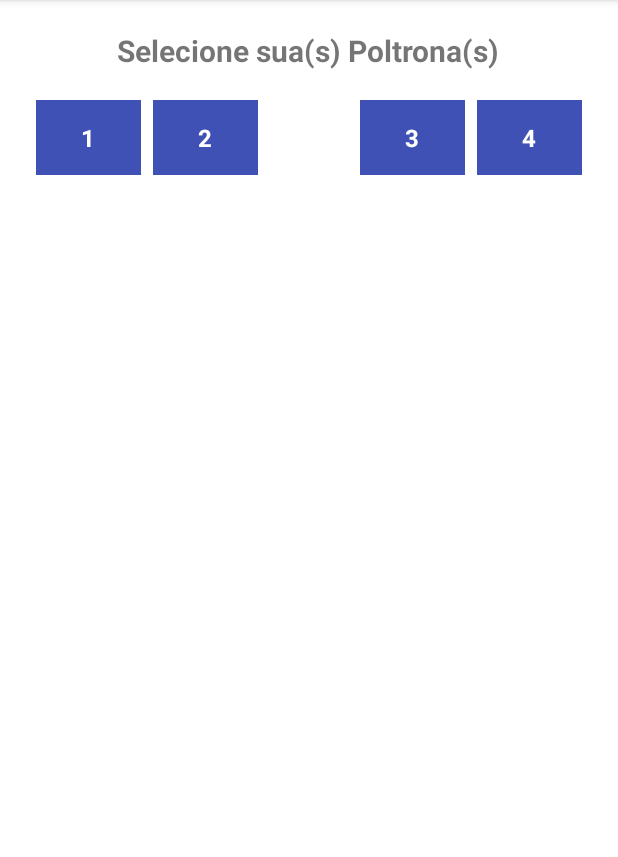
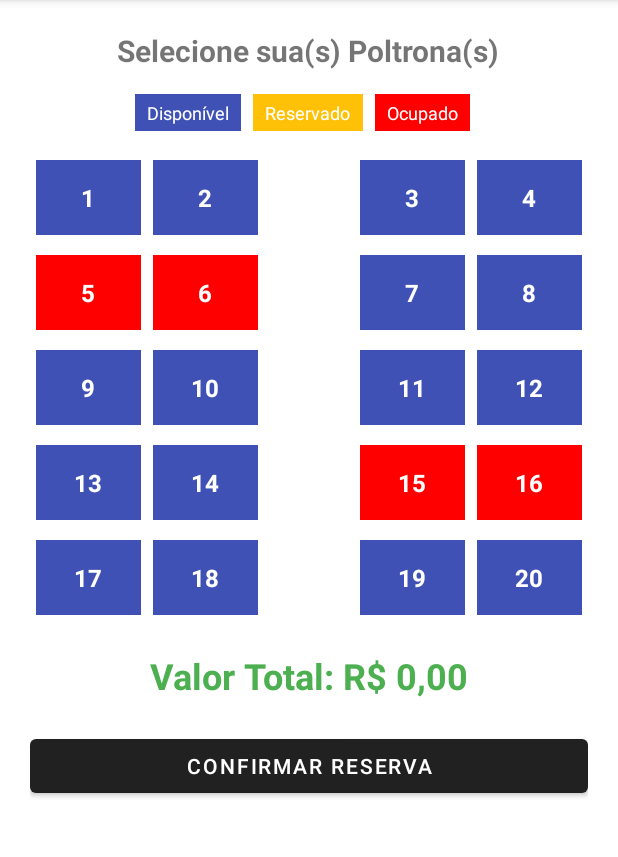
Before and after one commit to let-lucasOliveira/T1_Everson, an Android app: the PoltronaActivity screen opened directly, with no data from a screen before it, on a phone screen of 412 x 824 dp, the part 84-941 px from its top. Run offline under Robolectric (Android 15) with nearby library versions, the phone set to English and light mode, and no system bars.

Commit message:
🔧  Adjust table's rows

```diff
--- a/app/src/main/res/layout/activity_poltrona.xml
+++ b/app/src/main/res/layout/activity_poltrona.xml
@@ -14,51 +14,6 @@
         android:textStyle="bold"
         android:layout_marginBottom="15dp"/>
 
-    <TableLayout
-        android:layout_width="wrap_content"
-        android:layout_height="wrap_content"
-        android:stretchColumns="*">
-
-        <TableRow android:gravity="center_horizontal" android:layout_marginBottom="5dp">
-            <TextView style="@style/Poltrona" android:id="@+id/tvPoltrona_1" android:text="1"/>
-            <TextView style="@style/Poltrona" android:id="@+id/tvPoltrona_2" android:text="2"/>
-            <View android:layout_width="40dp"/>
-            <TextView style="@style/Poltrona" android:id="@+id/tvPoltrona_3" android:text="3"/>
-            <TextView style="@style/Poltrona" android:id="@+id/tvPoltrona_4" android:text="4"/>
-        </TableRow>
-
-        <TableRow android:gravity="center_horizontal" android:layout_marginBottom="5dp">
-            <TextView style="@style/Poltrona" android:id="@+id/tvPoltrona_5" android:text="5"/>
-            <TextView style="@style/Poltrona" android:id="@+id/tvPoltrona_6" android:text="6"/>
-            <View android:layout_width="40dp"/>
-            <TextView style="@style/Poltrona" android:id="@+id/tvPoltrona_7" android:text="7"/>
-            <TextView style="@style/Poltrona" android:id="@+id/tvPoltrona_8" android:text="8"/>
-        </TableRow>
-
-        <TableRow android:gravity="center_horizontal" android:layout_marginBottom="5dp">
-            <TextView style="@style/Poltrona" android:id="@+id/tvPoltrona_9" android:text="9"/>
-            <TextView style="@style/Poltrona" android:id="@+id/tvPoltrona_10" android:text="10"/>
-            <View android:layout_width="40dp"/>
-            <TextView style="@style/Poltrona" android:id="@+id/tvPoltrona_11" android:text="11"/>
-            <TextView style="@style/Poltrona" android:id="@+id/tvPoltrona_12" android:text="12"/>
-        </TableRow>
-
-        <TableRow android:gravity="center_horizontal" android:layout_marginBottom="5dp">
-            <TextView style="@style/Poltrona" android:id="@+id/tvPoltrona_13" android:text="13"/>
-            <TextView style="@style/Poltrona" android:id="@+id/tvPoltrona_14" android:text="14"/>
-            <View android:layout_width="40dp"/>
-            <TextView style="@style/Poltrona" android:id="@+id/tvPoltrona_15" android:text="15"/>
-            <TextView style="@style/Poltrona" android:id="@+id/tvPoltrona_16" android:text="16"/>
-        </TableRow>
-
-        <TableRow android:gravity="center_horizontal" android:layout_marginBottom="20dp">
-            <TextView style="@style/Poltrona" android:id="@+id/tvPoltrona_17" android:text="17"/>
-            <TextView style="@style/Poltrona" android:id="@+id/tvPoltrona_18" android:text="18"/>
-            <View android:layout_width="40dp"/>
-            <TextView style="@style/Poltrona" android:id="@+id/tvPoltrona_19" android:text="19"/>
-            <TextView style="@style/Poltrona" android:id="@+id/tvPoltrona_20" android:text="20"/>
-        </TableRow>
-    </TableLayout>
 
     <LinearLayout
         android:layout_width="wrap_content"
@@ -70,6 +25,156 @@
         <TextView style="@style/Legenda" android:background="#FF0000" android:text="Ocupado"/>
     </LinearLayout>
 
+    <TableLayout
+        android:layout_width="wrap_content"
+        android:layout_height="wrap_content"
+        android:stretchColumns="*">
+
+        <TableRow
+            android:layout_marginBottom="5dp"
+            android:gravity="center_horizontal">
+
+            <TextView
+                android:id="@+id/tvPoltrona_1"
+                style="@style/Poltrona"
+                android:text="1" />
+
+            <TextView
+                android:id="@+id/tvPoltrona_2"
+                style="@style/Poltrona"
+                android:text="2" />
+
+            <Space
+                android:layout_width="40dp"
+                android:layout_height="1dp" />
+
+            <TextView
+                android:id="@+id/tvPoltrona_3"
+                style="@style/Poltrona"
+                android:text="3" />
+
+            <TextView
+                android:id="@+id/tvPoltrona_4"
+                style="@style/Poltrona"
+                android:text="4" />
+        </TableRow>
+
+        <TableRow
+            android:layout_marginBottom="5dp"
+            android:gravity="center_horizontal">
+
+            <TextView
+                android:id="@+id/tvPoltrona_5"
+                style="@style/Poltrona"
+                android:text="5" />
+
+            <TextView
+                android:id="@+id/tvPoltrona_6"
+                style="@style/Poltrona"
+                android:text="6" />
+
+            <Space
+                android:layout_width="40dp"
+                android:layout_height="1dp" />
+
+            <TextView
+                android:id="@+id/tvPoltrona_7"
+                style="@style/Poltrona"
+                android:text="7" />
+
+            <TextView
+                android:id="@+id/tvPoltrona_8"
+                style="@style/Poltrona"
+                android:text="8" />
+        </TableRow>
+
+        <TableRow
+            android:layout_marginBottom="5dp"
+            android:gravity="center_horizontal">
+
+            <TextView
+                android:id="@+id/tvPoltrona_9"
+                style="@style/Poltrona"
+                android:text="9" />
+
+            <TextView
+                android:id="@+id/tvPoltrona_10"
+                style="@style/Poltrona"
+                android:text="10" />
+
+            <Space
+                android:layout_width="40dp"
+                android:layout_height="1dp" />
+
+            <TextView
+                android:id="@+id/tvPoltrona_11"
+                style="@style/Poltrona"
+                android:text="11" />
+
+            <TextView
+                android:id="@+id/tvPoltrona_12"
+                style="@style/Poltrona"
+                android:text="12" />
+        </TableRow>
+
+        <TableRow
+            android:layout_marginBottom="5dp"
+            android:gravity="center_horizontal">
+
+            <TextView
+                android:id="@+id/tvPoltrona_13"
+                style="@style/Poltrona"
+                android:text="13" />
+
+            <TextView
+                android:id="@+id/tvPoltrona_14"
+                style="@style/Poltrona"
+                android:text="14" />
+
+            <Space
+                android:layout_width="40dp"
+                android:layout_height="1dp" />
+
+            <TextView
+                android:id="@+id/tvPoltrona_15"
+                style="@style/Poltrona"
+                android:text="15" />
+
+            <TextView
+                android:id="@+id/tvPoltrona_16"
+                style="@style/Poltrona"
+                android:text="16" />
+        </TableRow>
+
+        <TableRow
+            android:layout_marginBottom="20dp"
+            android:gravity="center_horizontal">
+
+            <TextView
+                android:id="@+id/tvPoltrona_17"
+                style="@style/Poltrona"
+                android:text="17" />
+
+            <TextView
+                android:id="@+id/tvPoltrona_18"
+                style="@style/Poltrona"
+                android:text="18" />
+
+            <Space
+                android:layout_width="40dp"
+                android:layout_height="1dp" />
+
+            <TextView
+                android:id="@+id/tvPoltrona_19"
+                style="@style/Poltrona"
+                android:text="19" />
+
+            <TextView
+                android:id="@+id/tvPoltrona_20"
+                style="@style/Poltrona"
+                android:text="20" />
+        </TableRow>
+    </TableLayout>
     <TextView
         android:id="@+id/txtValorTotal"
         android:layout_width="wrap_content"
```
